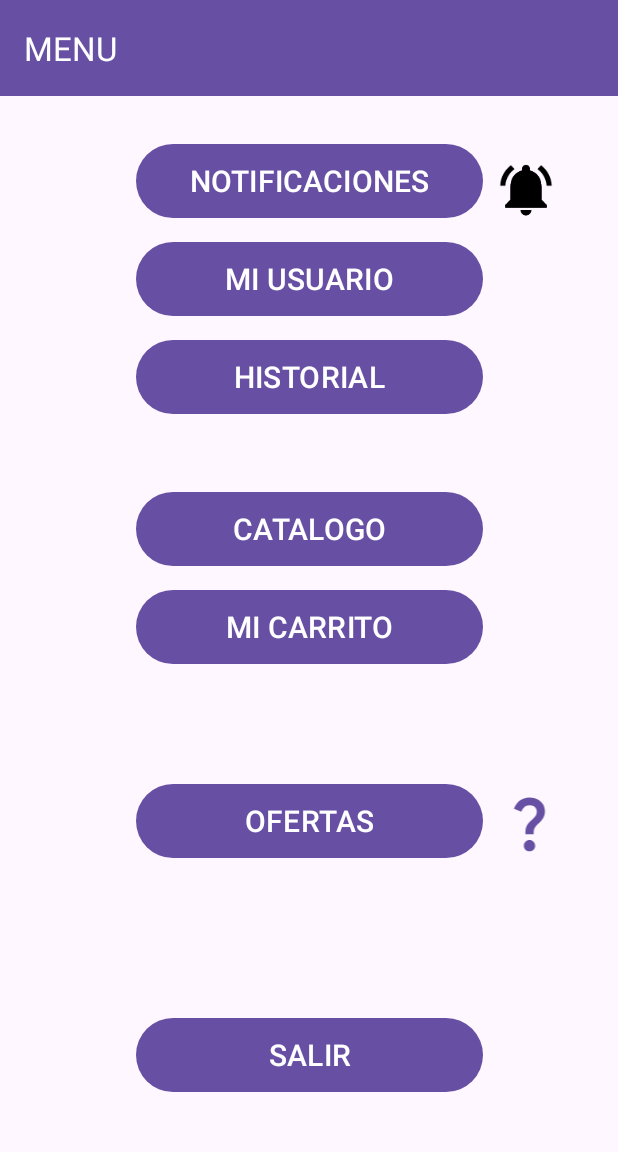
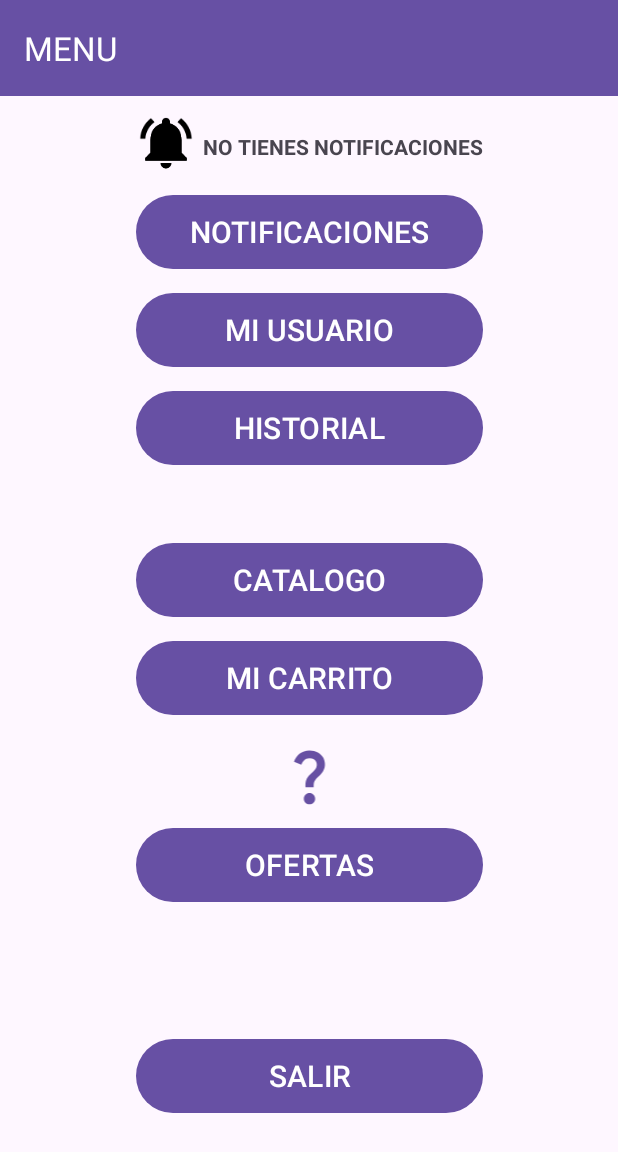
Before and after one commit to Alan-Vaca/TP7_SANAMENTE, an Android app: the Menu_Cliente screen opened directly, with no data from a screen before it, on a phone screen of 412 x 824 dp. Shown: the top 1152 px of the screen. Run offline under Robolectric (Android 15) with nearby library versions, the phone set to English and light mode, and no system bars.

Commit message:
Visual Noti

```diff
--- a/app/src/main/java/com/example/tp7_sanamente/MenuAdmin.java
+++ b/app/src/main/java/com/example/tp7_sanamente/MenuAdmin.java
@@ -9,6 +9,7 @@ import android.view.Gravity;
 import android.view.View;
 import android.widget.Button;
 import android.widget.EditText;
+import android.widget.TextView;
 import android.widget.Toast;
 
 import androidx.appcompat.app.AlertDialog;
@@ -24,6 +25,7 @@ import Entidad.Usuario;
 import Entidad.pedidoXproducto;
 
 public class MenuAdmin extends AppCompatActivity {
+
 
     @Override
     protected void onCreate(Bundle savedInstanceState) {
--- a/app/src/main/java/com/example/tp7_sanamente/MenuComercio.java
+++ b/app/src/main/java/com/example/tp7_sanamente/MenuComercio.java
@@ -10,6 +10,7 @@ import android.view.View;
 import android.widget.Button;
 import android.widget.EditText;
 import android.widget.ImageView;
+import android.widget.TextView;
 import android.widget.Toast;
 
 import androidx.appcompat.app.AlertDialog;
@@ -26,6 +27,7 @@ public class MenuComercio extends AppCompatActivity {
     Usuario user;
     Reporte reporte;
     ImageView VERnotificacionSI, VERnotificacionNO;
+    TextView btnNotiPedido;
 
     String noti_msj;
 
@@ -33,6 +35,7 @@ public class MenuComercio extends AppCompatActivity {
     protected void onCreate(Bundle savedInstanceState) {
         super.onCreate(savedInstanceState);
         setContentView(R.layout.activity_menu_comercio);
+        btnNotiPedido = (TextView)findViewById(R.id.txtPedidoNoti);
 
         VERnotificacionNO = findViewById(R.id.img_not_NO);
         VERnotificacionSI = findViewById(R.id.img_not_SI);
@@ -272,9 +275,11 @@ public class MenuComercio extends AppCompatActivity {
                 noti_msj = msj;
                 VERnotificacionSI.setVisibility(View.VISIBLE);
                 VERnotificacionNO.setVisibility(View.INVISIBLE);
+                btnNotiPedido.setText("HAY NUEVOS PEDIDOS!!!");
             } else {
                 VERnotificacionNO.setVisibility(View.VISIBLE);
                 VERnotificacionSI.setVisibility(View.INVISIBLE);
+                btnNotiPedido.setText("NO HAY NUEVOS PEDIDOS.");
             }
         }
     }
--- a/app/src/main/java/com/example/tp7_sanamente/Menu_Cliente.java
+++ b/app/src/main/java/com/example/tp7_sanamente/Menu_Cliente.java
@@ -12,6 +12,7 @@ import android.widget.ArrayAdapter;
 import android.widget.Button;
 import android.widget.EditText;
 import android.widget.ImageView;
+import android.widget.TextView;
 import android.widget.Toast;
 
 import androidx.appcompat.app.AlertDialog;
@@ -36,7 +37,7 @@ public class Menu_Cliente extends AppCompatActivity {
     String noti_msj;
     Usuario user;
     ArrayList<Producto> listaProductosOfertas;
-
+TextView noti;
 
     @Override
     protected void onCreate(Bundle savedInstanceState) {
@@ -45,7 +46,7 @@ public class Menu_Cliente extends AppCompatActivity {
         noti_msj = "";
         notificacionNO = findViewById(R.id.image_not_no);
         notificacionSI = findViewById(R.id.image_not_si);
-
+        noti = (TextView)findViewById(R.id.txtAviso);
         SharedPreferences sharedPreferences = getSharedPreferences("MyPrefs", MODE_PRIVATE);
         String usuarioJson = sharedPreferences.getString("usuarioLogueado", "");
 
@@ -262,9 +263,11 @@ public class Menu_Cliente extends AppCompatActivity {
                 noti_msj = msj;
                 notificacionSI.setVisibility(View.VISIBLE);
                 notificacionNO.setVisibility(View.INVISIBLE);
+                noti.setText("TIENES NOTIFICACIONES!!!");
             } else {
                 notificacionNO.setVisibility(View.VISIBLE);
                 notificacionSI.setVisibility(View.INVISIBLE);
+                noti.setText("NO HAY NOTIFICACIONES.");
             }
         }
     }
--- a/app/src/main/res/layout/activity_menu_cliente.xml
+++ b/app/src/main/res/layout/activity_menu_cliente.xml
@@ -17,8 +17,8 @@
         app:layout_constraintEnd_toEndOf="parent"
         app:layout_constraintStart_toStartOf="parent"
         app:layout_constraintTop_toTopOf="parent"
-        app:titleTextColor="#FFFFFF"
-        app:title="MENU" />
+        app:title="MENU"
+        app:titleTextColor="#FFFFFF" />
 
     <Button
         android:id="@+id/mcli_bn_miUsuario"
@@ -60,23 +60,23 @@
         android:id="@+id/mcli_bn_ofertas"
         android:layout_width="231dp"
         android:layout_height="57dp"
-        android:layout_marginTop="72dp"
+        android:layout_marginTop="8dp"
         android:onClick="MenuOfertas"
         android:text="@string/switch_ofertas"
         android:textSize="20sp"
         app:layout_constraintEnd_toEndOf="parent"
         app:layout_constraintStart_toStartOf="parent"
-        app:layout_constraintTop_toBottomOf="@+id/mcli_bn_miCarrito" />
+        app:layout_constraintTop_toBottomOf="@+id/imageView9" />
 
 
     <ImageView
         android:id="@+id/imageView9"
         android:layout_width="46dp"
         android:layout_height="45dp"
-        android:layout_marginStart="8dp"
-        android:layout_marginTop="79dp"
+        android:layout_marginTop="14dp"
         android:onClick="ConsultaOfertas"
-        app:layout_constraintStart_toEndOf="@+id/mcli_bn_ofertas"
+        app:layout_constraintEnd_toEndOf="parent"
+        app:layout_constraintStart_toStartOf="parent"
         app:layout_constraintTop_toBottomOf="@+id/mcli_bn_miCarrito"
         app:srcCompat="@drawable/baseline_question_mark_24" />
 
@@ -96,13 +96,13 @@
         android:id="@+id/mcli_bn_notificaciones"
         android:layout_width="231dp"
         android:layout_height="57dp"
-        android:layout_marginTop="28dp"
+        android:layout_marginTop="8dp"
         android:onClick="Notificaciones"
         android:text="@string/button_notificaciones"
         android:textSize="20sp"
         app:layout_constraintEnd_toEndOf="parent"
         app:layout_constraintStart_toStartOf="parent"
-        app:layout_constraintTop_toBottomOf="@+id/login_toolbar2" />
+        app:layout_constraintTop_toBottomOf="@+id/image_not_si" />
 
     <Button
         android:id="@+id/mcli_bn_salir"
@@ -121,22 +121,33 @@
         android:id="@+id/image_not_no"
         android:layout_width="41dp"
         android:layout_height="46dp"
-        android:layout_marginStart="8dp"
-        android:layout_marginBottom="8dp"
+        android:layout_marginStart="90dp"
+        android:layout_marginTop="8dp"
         android:onClick="NotificacionesNO"
-        app:layout_constraintBottom_toTopOf="@+id/mcli_bn_miUsuario"
-        app:layout_constraintStart_toEndOf="@+id/mcli_bn_notificaciones"
+        app:layout_constraintStart_toStartOf="parent"
+        app:layout_constraintTop_toBottomOf="@+id/login_toolbar2"
         app:srcCompat="@drawable/baseline_notifications_none_24" />
 
     <ImageView
         android:id="@+id/image_not_si"
         android:layout_width="41dp"
         android:layout_height="46dp"
-        android:layout_marginStart="8dp"
-        android:layout_marginBottom="8dp"
+        android:layout_marginStart="90dp"
+        android:layout_marginTop="8dp"
         android:onClick="NotificacionesSI"
-        app:layout_constraintBottom_toTopOf="@+id/mcli_bn_miUsuario"
-        app:layout_constraintStart_toEndOf="@+id/mcli_bn_notificaciones"
+        app:layout_constraintStart_toStartOf="parent"
+        app:layout_constraintTop_toBottomOf="@+id/login_toolbar2"
         app:srcCompat="@drawable/baseline_notifications_active_24" />
 
+    <TextView
+        android:id="@+id/txtAviso"
+        android:layout_width="wrap_content"
+        android:layout_height="wrap_content"
+        android:layout_marginTop="24dp"
+        android:layout_marginEnd="90dp"
+        android:text="NO TIENES NOTIFICACIONES"
+        android:textStyle="bold"
+        app:layout_constraintEnd_toEndOf="parent"
+        app:layout_constraintTop_toBottomOf="@+id/login_toolbar2" />
+
 </androidx.constraintlayout.widget.ConstraintLayout>
```
Also changed, not shown: app/src/main/res/layout/activity_menu_comercio.xml (+14 -2 lines).
